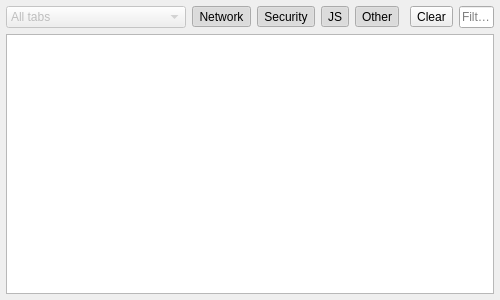
Qt form src/ui/ConsoleWidget.ui (OtterBrowser/otter-browser) before a commit.
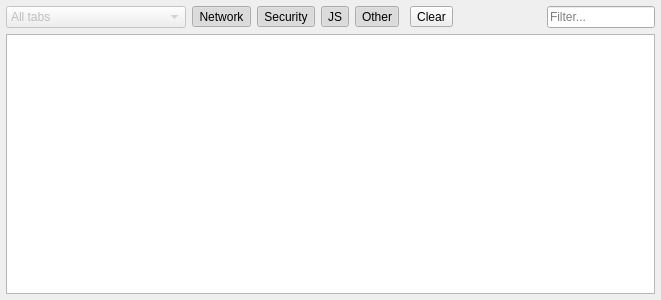
The same form after that commit.

Commit message: Allow to copy text from console

Diff of the .ui file:
```diff
--- a/src/ui/ConsoleWidget.ui
+++ b/src/ui/ConsoleWidget.ui
@@ -6,7 +6,7 @@
    <rect>
     <x>0</x>
     <y>0</y>
-    <width>500</width>
+    <width>661</width>
     <height>300</height>
    </rect>
   </property>
```
Left out of the diff: 3 changed lines with no effect on the pictures. The commit also changes 2 other files.
